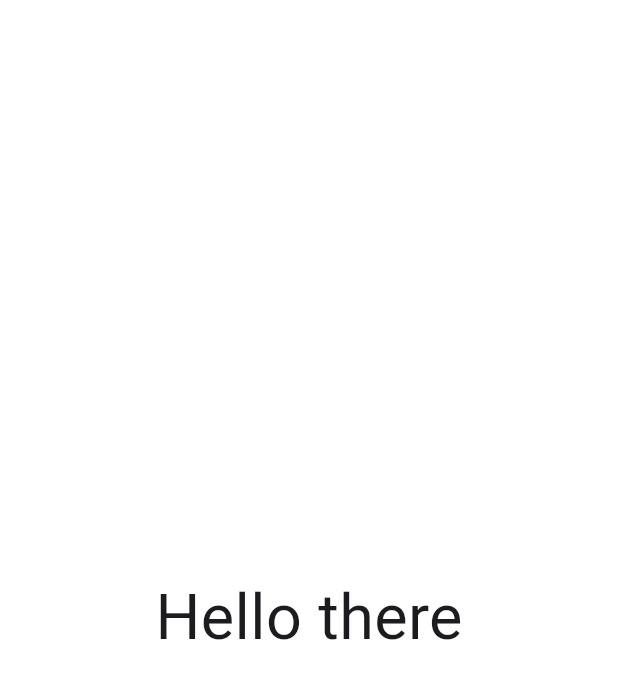
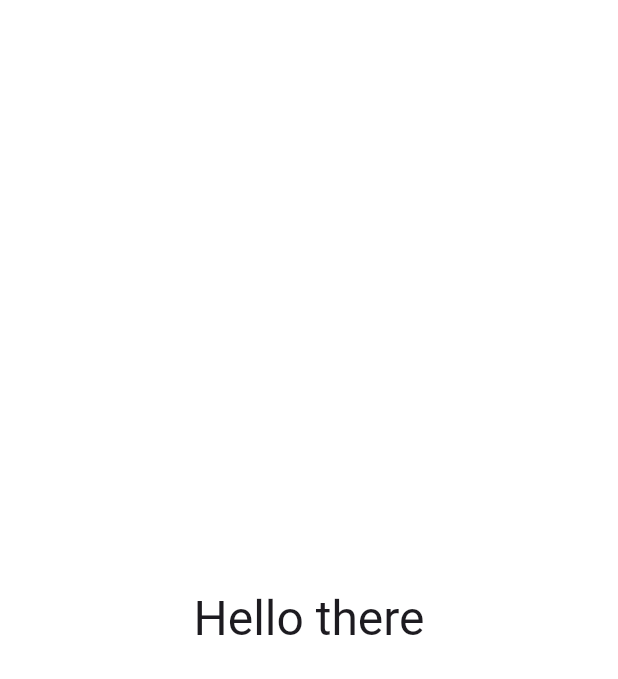
Before and after one commit to tozpeak/flutter_test_solidsoft, a Flutter app: the screen it shows after launch, on a phone screen of 412 x 824 dp. Shown: the top 679 px of the screen. Run offline on Flutter 3.47's test engine with Material 3 defaults, Android fonts, the phone set to English and light mode, and no system bars.

Commit message:
taking text style from textTheme since builder will keep this subtree on color update

```diff
--- a/lib/main.dart
+++ b/lib/main.dart
@@ -95,13 +95,10 @@ class _MyHomePageState extends State<MyHomePage> with SingleTickerProviderStateM
               child: child,
             );
           },
-          child: const Center(
+          child: Center(
             child: Text(
               'Hello there',
-              // can use Theme.of(context).textTheme.headlineLarge
-              // but having const style allows us to have const Center
-              // thus not rebuilding the whole tree
-              style: TextStyle(fontSize: 42),
+              style: Theme.of(context).textTheme.headlineLarge,
             ),
           ),
         ),
```
